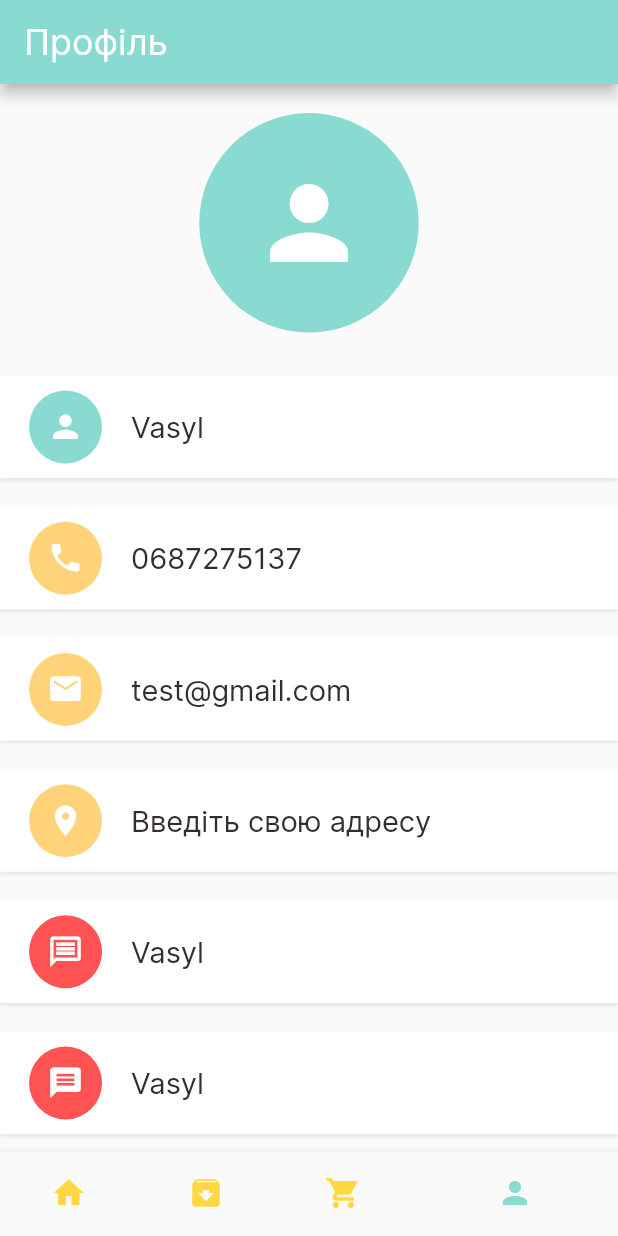
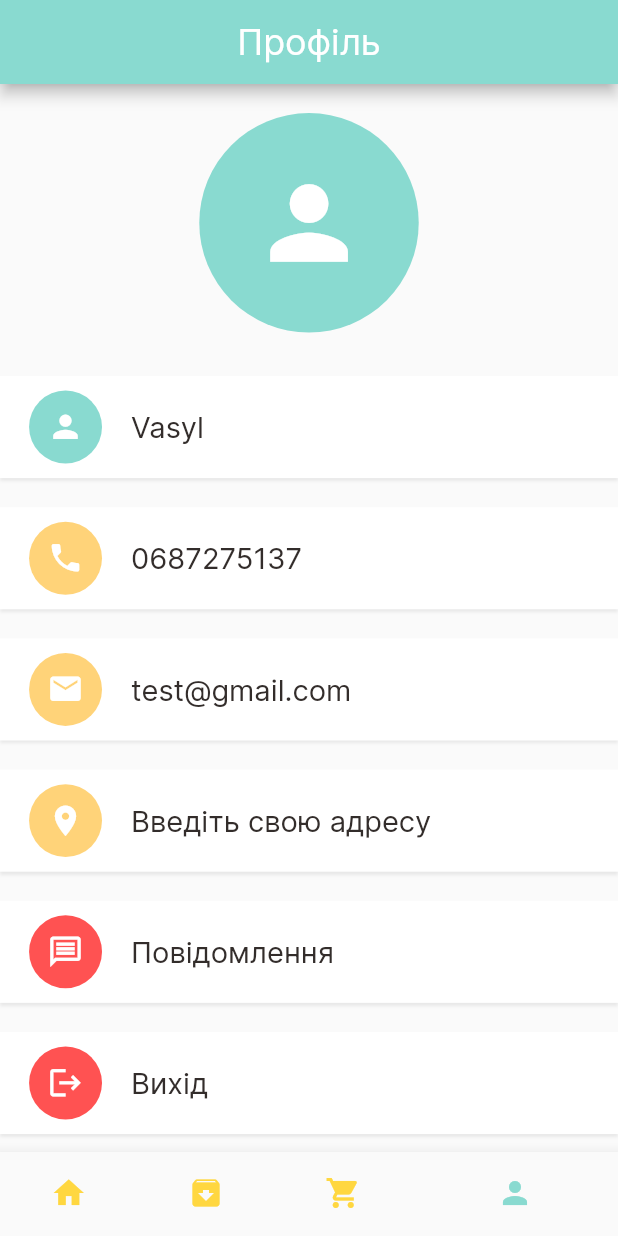
Before and after one commit to Vasyl-Puziichuk/CoffeeShop, a Flutter app: the screen it shows after launch, item 4 of the bottom bar chosen, on a phone screen of 412 x 824 dp. Run offline on Flutter 3.47's test engine with Material 2 defaults, Android fonts, the phone set to English and light mode, and no system bars; our stand-ins replace dots_indicator, get, shared_preferences; network calls fail.

Commit message:
Create logout method

```diff
--- a/lib/controllers/cart_controller.dart
+++ b/lib/controllers/cart_controller.dart
@@ -145,4 +145,9 @@ class CartController extends GetxController{
     update();
   }
 
+  void clearCartHistory(){
+    cartRepo.clearCartHistory();
+    update();
+  }
+
 }
--- a/lib/data/repository/cart_repo.dart
+++ b/lib/data/repository/cart_repo.dart
@@ -13,7 +13,7 @@ class CartRepo{
   List<String> cartHistory=[];
 
   void addToCartList(List<CartModel> cartList){
-   /* sharedPreferences.remove(AppConstants.CART_LIST);
+   /*sharedPreferences.remove(AppConstants.CART_LIST);
     sharedPreferences.remove(AppConstants.CART_HISTORY_LIST);
     return;*/
     var time = DateTime.now().toString();
@@ -77,6 +77,10 @@ class CartRepo{
 
   }
 
+  void clearCartHistory(){
+    removeCart();
+    sharedPreferences.remove(AppConstants.CART_HISTORY_LIST);
 
+  }
 
 }
--- a/lib/home/home_page.dart
+++ b/lib/home/home_page.dart
@@ -7,6 +7,7 @@ import 'package:testappfirst/pages/cart/cart_history.dart';
 import 'package:testappfirst/untils/colors.dart';
 
 
+import '../pages/auth/sing_in_page.dart';
 import 'main_page1.dart';
 
 class HomePage extends StatefulWidget {
@@ -22,7 +23,10 @@ class _HomePageState extends State<HomePage> {
 
   List pages=[
     MainFoodPage(),
-    SingUpPage(),
+    Container(
+      child: Text("Історія"),
+
+    ),
     CartHistory(),
     AccountPage(),
 
--- a/lib/pages/account/account_page.dart
+++ b/lib/pages/account/account_page.dart
@@ -1,9 +1,14 @@
 import 'package:flutter/cupertino.dart';
 import 'package:flutter/material.dart';
+import 'package:get/get.dart';
+import 'package:get/get_core/src/get_main.dart';
+import 'package:testappfirst/controllers/auth_controller.dart';
+import 'package:testappfirst/controllers/cart_controller.dart';
 import 'package:testappfirst/untils/colors.dart';
 import 'package:testappfirst/widgets/app_icon.dart';
 import 'package:testappfirst/widgets/big_taxt.dart';
 
+import '../../routes/route_helper.dart';
 import '../../untils/dimensions.dart';
 import '../../widgets/account_widget.dart';
 
@@ -15,8 +20,10 @@ class AccountPage extends StatelessWidget {
     return Scaffold(
       appBar: AppBar(
         backgroundColor: AppColors.mainColor,
-        title:  BigText(
+        title:  Center(
+          child: BigText(
             text: "Профіль", size: 24, color: Colors.white,
+          ),
         ),
         ),
 
@@ -97,33 +104,34 @@ class AccountPage extends StatelessWidget {
                         iconSize: Dimensions.height10*5/2,
                         size: Dimensions.height10*5,
                       ),
-                      bigText: BigText(text: "Vasyl"),
+                      bigText: BigText(text: "Повідомлення"),
                     ),
                     SizedBox(height: Dimensions.height20,),
-                    //повідомлення
-                    AccountWidget(
+                    //вихід
+                    GestureDetector(
+                      onTap: (){
+                       if(Get.find<AuthController>().userLoggedIn()){
+                         Get.find<AuthController>().clearSharedData();
+                         Get.find<CartController>().clear();
+                         Get.find<CartController>().clearCartHistory();
+                         Get.offNamed(RouteHelper.getSignUpPage());
+                       }
+
+
+                      },
+                      child: AccountWidget(
                         appIcon: AppIcon(
-                        icon: Icons.message,
+                          icon: Icons.logout,
                           backgroundColor: Colors.redAccent,
                           iconColor: Colors.white,
                           iconSize: Dimensions.height10*5/2,
                           size: Dimensions.height10*5,
                         ),
-                      bigText: BigText(text: "Vasyl"),
+                        bigText: BigText(text: "Вихід"),
+                      ),
                     ),
                     SizedBox(height: Dimensions.height20,),
-                    //повідомлення
-                    AccountWidget(
-                      appIcon: AppIcon(
-                        icon: Icons.message,
-                        backgroundColor: Colors.redAccent,
-                        iconColor: Colors.white,
-                        iconSize: Dimensions.height10*5/2,
-                        size: Dimensions.height10*5,
-                      ),
-                      bigText: BigText(text: "Vasyl"),
-                    ),
-                    SizedBox(height: Dimensions.height20,),
+
                   ],
                 ),
               ),
--- a/lib/pages/auth/sing_up_page.dart
+++ b/lib/pages/auth/sing_up_page.dart
@@ -12,8 +12,8 @@ import 'package:testappfirst/widgets/big_taxt.dart';
 import '../../base/custom_loader.dart';
 import '../../widgets/app_text_field.dart';
 
-class SingUpPage extends StatelessWidget {
-  const SingUpPage({Key? key}) : super(key: key);
+class SignUpPage extends StatelessWidget {
+  const SignUpPage({Key? key}) : super(key: key);
 
   @override
   Widget build(BuildContext context) {
--- a/lib/routes/route_helper.dart
+++ b/lib/routes/route_helper.dart
@@ -4,6 +4,8 @@ import 'package:testappfirst/home/main_page1.dart';
 import 'package:testappfirst/pages/food/popular_details.dart';
 
 import '../home/home_page.dart';
+import '../pages/auth/sing_in_page.dart';
+import '../pages/auth/sing_up_page.dart';
 import '../pages/cart/cart_page.dart';
 import '../pages/food/recommended_food_details.dart';
 import '../pages/splash/splash_page.dart';
@@ -13,16 +15,24 @@ class RouteHelper{
   static const String popularFood="/popular-food";
   static const String recommendedFood="/recommended-food";
   static const String cartPage="/cart-page";
+  static const String signUp="/sign-up";
 
   static String getSplashPage()=>'$splashPage';
   static String getInitial()=>'$initial';
   static String getPopularFood(int pageId, String page)=>'$popularFood?pageId=$pageId&page=$page';
   static String getRecommendedFood(int pageId, String page)=>'$recommendedFood?pageId=$pageId&page=$page';
   static String getCartPage()=>'$cartPage';
+  static String getSignUpPage()=>'$signUp';
 
   static List<GetPage> routes=[
     GetPage(name: splashPage, page: ()=>SplashScreen()),
-    GetPage(name: initial, page: ()=>HomePage()),
+    GetPage(name: initial, page: (){
+      return HomePage();
+    }),
+
+    GetPage(name: signUp, page: (){
+      return SignUpPage();
+    }, transition: Transition.fade),
 
     GetPage(name: popularFood, page: (){
       var pageId=Get.parameters['pageId'];
--- a/lib/untils/app_constants.dart
+++ b/lib/untils/app_constants.dart
@@ -15,7 +15,7 @@ class AppConstants{
   static const String REGISTRATION_URI="/api/v1/auth/register";
   static const String LOGIN_URI="/api/v1/auth/login";
 
-  static const String TOKEN="DBToken";
+  static const String TOKEN="";
   static const String PHONE="";
   static const String PASSWORD="";
   static const String CART_LIST="cart-list";
```
Also changed, not shown: lib/controllers/auth_controller.dart (+9 -3 lines), lib/data/repository/auth_repo.dart (+13 -0 lines), lib/pages/auth/sing_in_page.dart (+5 -4 lines), lib/pages/cart/cart_page.dart (+8 -3 lines). Lines whose indentation alone changed are shown as unchanged.
